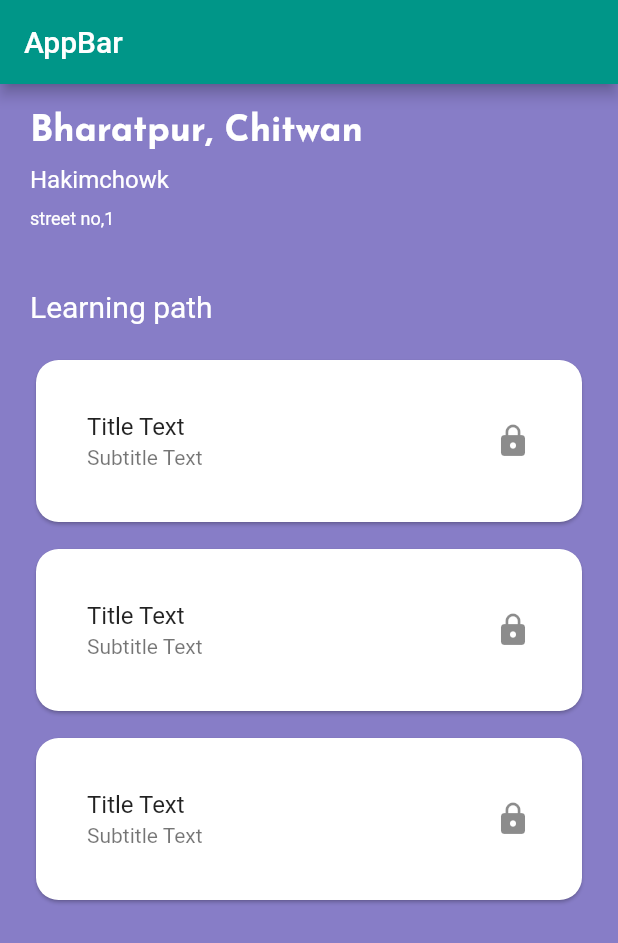
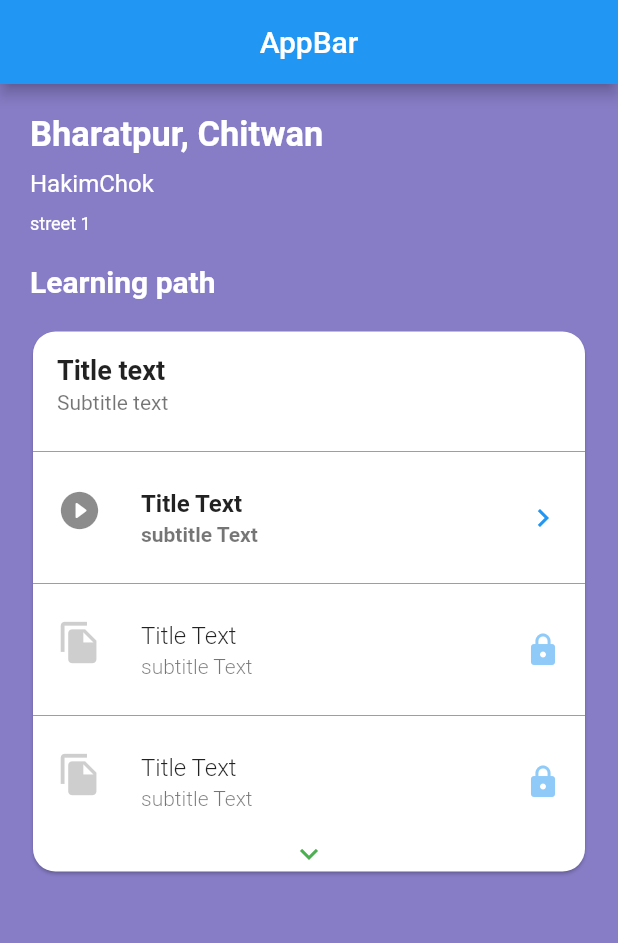
Before and after one commit to bijaypoudel1/quizApp, a Flutter app: the screen it shows after launch, on a phone screen of 412 x 824 dp. Shown: the top 943 px of the screen. Run offline on Flutter 3.47's test engine with Material 2 defaults, Android fonts, the phone set to English and light mode, and no system bars; Roboto replaces fonts that are missing (Ubuntu).

Commit message:
change in layout

```diff
--- a/lib/main.dart
+++ b/lib/main.dart
@@ -1,4 +1,5 @@
 import 'package:flutter/material.dart';
+import 'package:flutter/widgets.dart';
 
 void main() => runApp(MyApp());
 
@@ -7,124 +8,146 @@ class MyApp extends StatelessWidget {
   Widget build(BuildContext context) {
     return MaterialApp(
       theme: ThemeData(
-          textTheme: TextTheme(
-            bodyText2: TextStyle(color: Colors.white, fontFamily: 'Ubuntu'),
-          ),
-        ),
+          textTheme: TextTheme(bodyText2: TextStyle(color: Colors.white))),
       home: Scaffold(
         backgroundColor: Color(0xff877dc7),
         appBar: AppBar(
           title: Text('AppBar'),
-            backgroundColor: Colors.teal,
+          centerTitle: true,
         ),
         body: Column(
           crossAxisAlignment: CrossAxisAlignment.start,
           children: [
             Container(
-                margin: EdgeInsets.only(left: 20.0, top: 20),
+              margin: EdgeInsets.only(left: 20, top: 20),
               child: Column(
                 crossAxisAlignment: CrossAxisAlignment.start,
                 children: [
                   Text(
                     'Bharatpur, Chitwan',
+                    style: TextStyle(fontSize: 23, fontWeight: FontWeight.bold),
+                  ),
+                  SizedBox(
+                    height: 10.0,
+                  ),
+                  Text(
+                    'HakimChok',
                     style: TextStyle(
-                        fontSize: 24,
-                        fontWeight: FontWeight.bold,
-                        fontFamily: 'JosefinSans',
+                      fontSize: 16,
                     ),
                   ),
                   SizedBox(
-                      height: 10,
-                    ),
-                    Text('Hakimchowk', style: TextStyle(fontSize: 16)),
-                    SizedBox(
-                      height: 10,
+                    height: 10.0,
                   ),
                   Text(
-                      'street no,1',
-                      style: TextStyle(fontSize: 12),
+                    'street 1',
+                    style: TextStyle(
+                      fontSize: 12,
+                    ),
                   ),
                   SizedBox(
-                      height: 40.0,
+                    height: 20.0,
                   ),
                   Text(
                     'Learning path',
-                      style: TextStyle(fontSize: 20),
+                    style: TextStyle(fontSize: 20, fontWeight: FontWeight.bold),
                   ),
                 ],
               ),
             ),
             SizedBox(
-                height: 20.0,
+                // height: 10.0,
                 ),
-              Container(
-                // width: 150,
-
+            Padding(
+              padding: const EdgeInsets.all(18.0),
+              child: Card(
+                shape: RoundedRectangleBorder(
+                  borderRadius: BorderRadius.circular(15),
+                ),
+                color: Colors.white,
                 child: Column(
-                  crossAxisAlignment: CrossAxisAlignment.stretch,
                   children: [
-                    Padding(
-                      padding: const EdgeInsets.only(left: 20, right: 20),
-                      child: Card(
-                        color: Colors.white,
-                        shape: RoundedRectangleBorder(
-                          borderRadius: BorderRadius.circular(15.0),
+                    ListTile(
+                      title: Text(
+                        'Title text',
+                        style: TextStyle(
+                            fontSize: 18, fontWeight: FontWeight.bold),
                       ),
-                        child: Padding(
-                          padding: const EdgeInsets.all(18.0),
-                          child: ListTile(
-                              // leading: Text('hello'),
-                              title: Text('Title Text'),
-                              subtitle: Text('Subtitle Text'),
-                              trailing: Icon(Icons.lock)),
+                      subtitle: Text('Subtitle text'),
+                    ),
+                    Divider(color: Colors.grey),
+                    ListTile(
+                      leading: Icon(
+                        Icons.play_circle_fill_rounded,
+                        size: 30,
+                      ),
+                      title: Text(
+                        'Title Text',
+                        style: TextStyle(
+                          fontWeight: FontWeight.bold,
                         ),
                       ),
+                      subtitle: Text(
+                        'subtitle Text',
+                        style: TextStyle(fontWeight: FontWeight.bold),
                       ),
-                    SizedBox(
-                      height: 10,
-                    ),
-                    Padding(
-                      padding: const EdgeInsets.only(left: 20.0, right: 20),
-                      child: Card(
-                        color: Colors.white,
-                        shape: RoundedRectangleBorder(
-                          borderRadius: BorderRadius.circular(15.0),
-                        ),
-                        child: Padding(
-                          padding: const EdgeInsets.all(18.0),
-                          child: ListTile(
-                              // leading: Text('hello'),
-                              title: Text('Title Text'),
-                              subtitle: Text('Subtitle Text'),
-                              trailing: Icon(Icons.lock)),
+                      trailing: Icon(
+                        Icons.navigate_next,
+                        color: Colors.blue,
                       ),
                     ),
+                    Divider(color: Colors.grey),
+                    ListTile(
+                      leading: Icon(
+                        Icons.file_copy,
+                        size: 30,
+                        color: Colors.grey.withOpacity(0.5),
                       ),
-                    SizedBox(
-                      height: 10,
-                    ),
-                    Padding(
-                      padding: const EdgeInsets.only(left: 20, right: 20),
-                      child: Card(
-                        color: Colors.white,
-                        shape: RoundedRectangleBorder(
-                          borderRadius: BorderRadius.circular(15.0),
-                        ),
-                        child: Padding(
-                          padding: const EdgeInsets.all(18.0),
-                          child: ListTile(
-                              // leading: Text('hello'),
-                              title: Text('Title Text'),
-                              subtitle: Text('Subtitle Text'),
-                              trailing: Icon(Icons.lock)),
+                      title: Text(
+                        'Title Text',
+                        style: TextStyle(
+                          fontWeight: FontWeight.w300,
                         ),
                       ),
+                      subtitle: Text(
+                        'subtitle Text',
+                        style: TextStyle(fontWeight: FontWeight.w300),
+                      ),
+                      trailing: Icon(
+                        Icons.lock,
+                        color: Colors.blue.withOpacity(0.5),
+                      ),
+                    ),
+                    Divider(color: Colors.grey),
+                    ListTile(
+                      leading: Icon(Icons.file_copy,
+                          size: 30, color: Colors.grey.withOpacity(0.5)),
+                      title: Text(
+                        'Title Text',
+                        style: TextStyle(
+                          fontWeight: FontWeight.w300,
+                        ),
+                      ),
+                      subtitle: Text(
+                        'subtitle Text',
+                        style: TextStyle(fontWeight: FontWeight.w300),
+                      ),
+                      trailing: Icon(
+                        Icons.lock,
+                        color: Colors.blue.withOpacity(0.5),
+                      ),
+                    ),
+                    Icon(
+                      Icons.expand_more,
+                      color: Colors.green,
                     ),
                   ],
+                ),
               ),
             )
           ],
         ),
-        ));
+      ),
+    );
   }
 }
```
Lines whose indentation alone changed are shown as unchanged.
